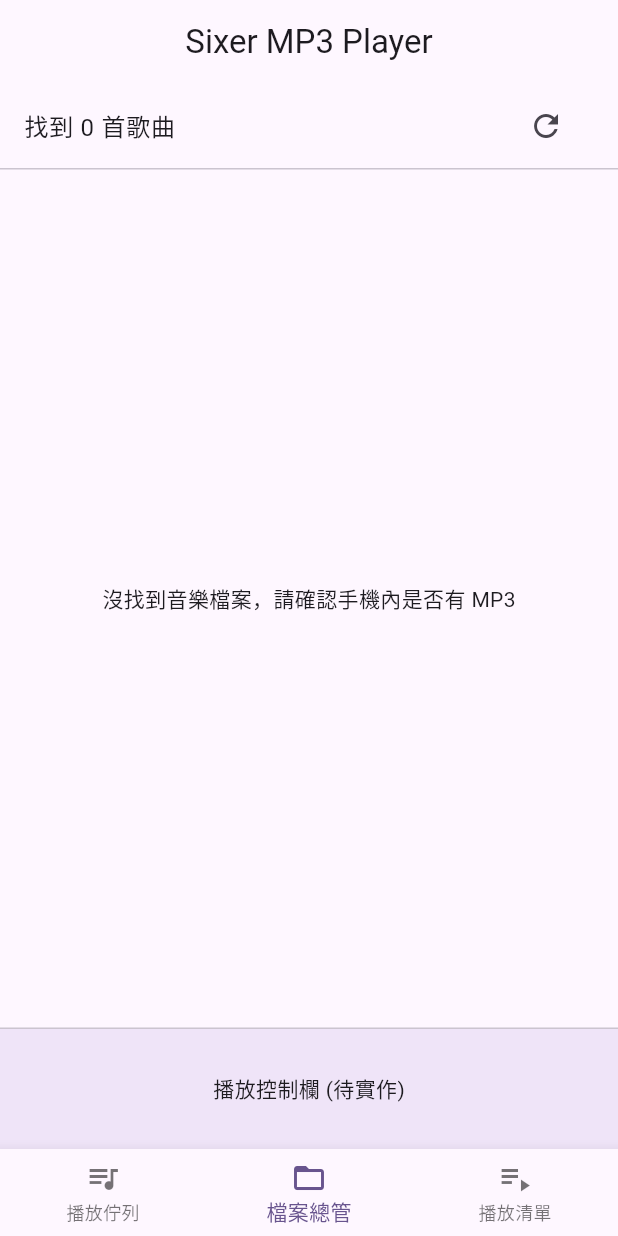
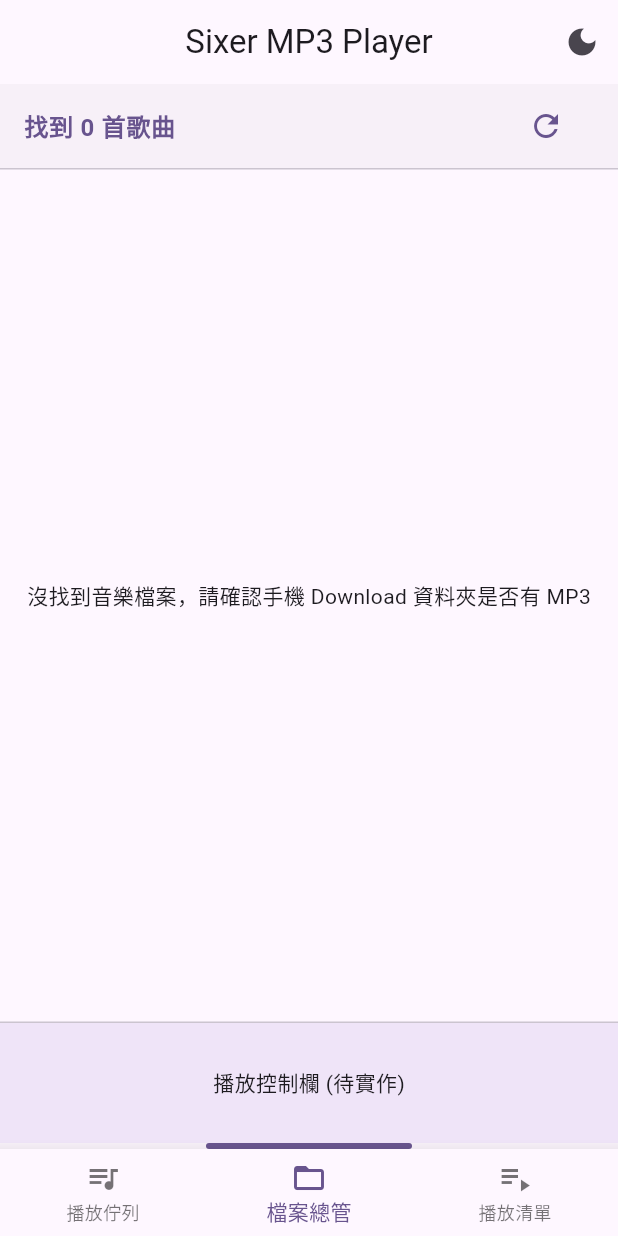
Before and after one commit to lv1codeman/sixer_mp3_player, a Flutter app: the screen it shows after launch, on a phone screen of 412 x 824 dp. Run offline on Flutter 3.47's test engine with Material 3 defaults, Android fonts, the phone set to English and light mode, and no system bars; our stand-ins replace permission_handler.

Commit message:
深淺主題切換、新增指示條

```diff
--- a/lib/main.dart
+++ b/lib/main.dart
@@ -10,12 +10,21 @@ class SixerMP3Player extends StatelessWidget {
   @override
   Widget build(BuildContext context) {
     return MaterialApp(
-      title: 'Sixer MP3 Player',
+      title: 'Sixer MP3 Player2',
+      // 設定淺色主題
       theme: ThemeData(
         useMaterial3: true,
         colorSchemeSeed: Colors.deepPurple,
-        brightness: Brightness.light, // T2-1 預計會改這裡
+        brightness: Brightness.light,
       ),
+      // T2-1: 設定深色主題
+      darkTheme: ThemeData(
+        useMaterial3: true,
+        colorSchemeSeed: Colors.deepPurple,
+        brightness: Brightness.dark,
+      ),
+      // 根據手機系統設定自動切換深淺色
+      themeMode: ThemeMode.system,
       home: const MainScreen(),
     );
   }
@@ -29,50 +38,122 @@ class MainScreen extends StatefulWidget {
 }
 
 class _MainScreenState extends State<MainScreen> {
-  int _selectedIndex = 1; // 預設直接開到第二頁「檔案總管」方便測試
+  int _selectedIndex = 1; // 預設停在檔案總管分頁
+  bool _isDarkMode = false;
 
-  // 這裡就是你剛才找的 _pages 區塊
   final List<Widget> _pages = [
     const Center(child: Text("第一頁：播放佇列 (待實作)")),
-    const FileBrowserPage(), // 實作 P-1 的核心頁面
+    const FileBrowserPage(), // P-1 實作內容
     const Center(child: Text("第三頁：播放清單 (待實作)")),
   ];
 
   @override
   Widget build(BuildContext context) {
-    return Scaffold(
-      appBar: AppBar(title: const Text('Sixer MP3 Player'), centerTitle: true),
+    final colorScheme = Theme.of(context).colorScheme;
+    return Theme(
+      // 根據 _isDarkMode 決定局部主題
+      data: ThemeData(
+        useMaterial3: true,
+        colorSchemeSeed: Colors.deepPurple,
+        brightness: _isDarkMode ? Brightness.dark : Brightness.light,
+      ),
+      child: Scaffold(
+        appBar: AppBar(
+          title: const Text('Sixer MP3 Player'),
+          centerTitle: true,
+          // 這是你找的切換 Icon 按鈕！
+          actions: [
+            IconButton(
+              icon: Icon(_isDarkMode ? Icons.light_mode : Icons.dark_mode),
+              onPressed: () => setState(() => _isDarkMode = !_isDarkMode),
+            ),
+          ],
+        ),
         body: Column(
           children: [
             Expanded(
-            child: IndexedStack(index: _selectedIndex, children: _pages),
+              child: IndexedStack(
+                index: _selectedIndex,
+                // 注意：這裡要把 _pages 移到 build 裡面，
+                // 這樣切換主題時，子頁面才會跟著重繪顏色
+                children: [
+                  const Center(child: Text("第一頁：播放佇列 (待實作)")),
+                  const FileBrowserPage(),
+                  const Center(child: Text("第三頁：播放清單 (待實作)")),
+                ],
               ),
+            ),
+
             const Divider(height: 1),
-          // 底部播放器佔位
             Container(
               height: 80,
-            color: Colors.deepPurple.withOpacity(0.1),
+              // 使用 Theme.of(context) 確保顏色同步
+              color: _isDarkMode
+                  ? Colors.black26
+                  : Colors.deepPurple.withValues(alpha: 0.1),
               child: const Center(child: Text("播放控制欄 (待實作)")),
+            ),
+            // --- 指示條 (Indicator Bar) ---
+            Stack(
+              children: [
+                // 底色條
+                Container(
+                  height: 4,
+                  color: colorScheme.surfaceContainerHighest.withValues(
+                    alpha: 0.3,
+                  ),
+                ),
+                // 動態移動的指示塊
+                AnimatedAlign(
+                  duration: const Duration(milliseconds: 250),
+                  curve: Curves.easeInOut,
+                  // 這裡計算對齊位置：-1.0 是最左，0.0 是中間，1.0 是最右
+                  alignment: Alignment(
+                    _selectedIndex == 0
+                        ? -1.0
+                        : (_selectedIndex == 1 ? 0.0 : 1.0),
+                    0,
+                  ),
+                  child: FractionallySizedBox(
+                    widthFactor: 1 / 3, // 三個分頁，寬度佔三分之一
+                    child: Container(
+                      height: 4,
+                      decoration: BoxDecoration(
+                        color: colorScheme.primary,
+                        borderRadius: BorderRadius.circular(2),
+                      ),
+                    ),
+                  ),
                 ),
               ],
             ),
+          ],
+        ),
+
         bottomNavigationBar: BottomNavigationBar(
           currentIndex: _selectedIndex,
           onTap: (index) => setState(() => _selectedIndex = index),
           items: const [
-          BottomNavigationBarItem(icon: Icon(Icons.queue_music), label: '播放佇列'),
-          BottomNavigationBarItem(icon: Icon(Icons.folder_open), label: '檔案總管'),
+            BottomNavigationBarItem(
+              icon: Icon(Icons.queue_music),
+              label: '播放佇列',
+            ),
+            BottomNavigationBarItem(
+              icon: Icon(Icons.folder_open),
+              label: '檔案總管',
+            ),
             BottomNavigationBarItem(
               icon: Icon(Icons.playlist_play),
               label: '播放清單',
             ),
           ],
         ),
+      ),
     );
   }
 }
 
-// --- P-1 檔案總管實作頁面 ---
+// --- P-1 檔案總管實作頁面 (包含 T2-1 配色優化) ---
 
 class FileBrowserPage extends StatefulWidget {
   const FileBrowserPage({super.key});
@@ -91,54 +172,47 @@ class _FileBrowserPageState extends State<FileBrowserPage> {
     _checkPermissionAndScan();
   }
 
-  // 檢查權限
+  // 1. 請求權限 (針對 Android 13+ 的 POCO F8 Ultra 優化)
   Future<void> _checkPermissionAndScan() async {
-    // 針對 Android 13+ (你的 POCO F8 Ultra 應該是這之後的版本)
     var status = await Permission.audio.request();
-
     if (status.isGranted) {
-      _startScan();
+      _startSafeScan();
     } else {
       if (mounted) {
         ScaffoldMessenger.of(
           context,
-        ).showSnackBar(const SnackBar(content: Text("請授予音訊存取權限以掃描音樂")));
+        ).showSnackBar(const SnackBar(content: Text("請在系統設定中授予音訊存取權限")));
       }
     }
   }
 
-  // 掃描目錄 (P-1 核心邏輯)
-  Future<void> _startScan() async {
+  // 2. 安全掃描邏輯：跳過受保護的 Android/data 等資料夾
+  Future<void> _startSafeScan() async {
     setState(() => _isScanning = true);
 
     final rootDir = Directory('/storage/emulated/0');
     List<FileSystemEntity> foundFiles = [];
 
-    // 我們建立一個內部函數來進行安全遞迴
     Future<void> safeScan(Directory dir) async {
       try {
-        // 取得當前目錄下的所有項目（不直接使用 recursive: true）
         final entities = dir.listSync(recursive: false);
-
         for (var entity in entities) {
           if (entity is File) {
             String path = entity.path.toLowerCase();
+            // 過濾副檔名
             if (path.endsWith('.mp3') ||
                 path.endsWith('.m4a') ||
                 path.endsWith('.wav')) {
               foundFiles.add(entity);
             }
           } else if (entity is Directory) {
-            // 跳過 Android 資料夾以避免權限錯誤
-            if (entity.path.endsWith('/Android')) continue;
-
-            // 遞迴掃描子資料夾
+            // 關鍵：跳過會導致 Permission Denied 的系統目錄
+            if (entity.path.contains('/Android')) continue;
             await safeScan(entity);
           }
         }
       } catch (e) {
-        // 遇到權限拒絕的資料夾就跳過，不中斷程式
-        debugPrint("跳過無法存取的資料夾: ${dir.path}");
+        debugPrint("跳過無法存取的目錄: ${dir.path}");
       }
     }
 
@@ -154,10 +228,21 @@ class _FileBrowserPageState extends State<FileBrowserPage> {
 
   @override
   Widget build(BuildContext context) {
+    // 取得當前主題配色方案 (T2-1)
+    final colorScheme = Theme.of(context).colorScheme;
+
     return Column(
       children: [
+        // 頂部狀態欄
         ListTile(
-          title: Text("找到 ${_musicFiles.length} 首歌曲"),
+          tileColor: colorScheme.surfaceContainerHighest.withValues(alpha: 0.3),
+          title: Text(
+            "找到 ${_musicFiles.length} 首歌曲",
+            style: TextStyle(
+              fontWeight: FontWeight.bold,
+              color: colorScheme.primary,
+            ),
+          ),
           trailing: _isScanning
               ? const SizedBox(
                   width: 20,
@@ -165,35 +250,44 @@ class _FileBrowserPageState extends State<FileBrowserPage> {
                   child: CircularProgressIndicator(strokeWidth: 2),
                 )
               : IconButton(
-                  icon: const Icon(Icons.refresh),
+                  icon: Icon(Icons.refresh, color: colorScheme.primary),
                   onPressed: _checkPermissionAndScan,
                 ),
         ),
         const Divider(height: 1),
+        // 音樂檔案列表
         Expanded(
           child: _musicFiles.isEmpty && !_isScanning
-              ? const Center(child: Text("沒找到音樂檔案，請確認手機內是否有 MP3"))
+              ? const Center(child: Text("沒找到音樂檔案，請確認手機 Download 資料夾是否有 MP3"))
               : ListView.builder(
                   itemCount: _musicFiles.length,
                   itemBuilder: (context, index) {
                     final file = _musicFiles[index];
                     final fileName = file.path.split('/').last;
                     return ListTile(
-                      leading: const Icon(
+                      leading: CircleAvatar(
+                        backgroundColor: colorScheme.primaryContainer,
+                        child: Icon(
                           Icons.music_note,
-                        color: Colors.deepPurple,
+                          color: colorScheme.onPrimaryContainer,
+                        ),
                       ),
                       title: Text(
                         fileName,
                         maxLines: 1,
                         overflow: TextOverflow.ellipsis,
+                        style: TextStyle(color: colorScheme.onSurface),
                       ),
                       subtitle: Text(
                         file.path,
-                        style: const TextStyle(fontSize: 10),
+                        style: TextStyle(
+                          fontSize: 10,
+                          // T2-1: 自動切換半透明感的文字顏色
+                          color: colorScheme.onSurfaceVariant,
+                        ),
                       ),
                       onTap: () {
-                        // 未來在這裡實作點擊播放
+                        // TODO: 實作加入播放佇列邏輯
                       },
                     );
                   },
```
Lines whose indentation alone changed are shown as unchanged.
